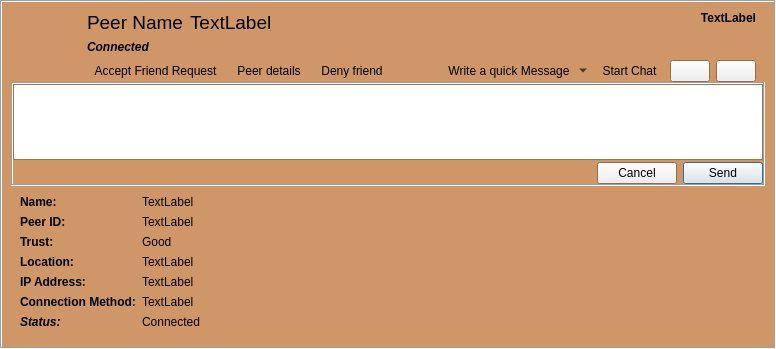
Before: the Qt Designer form retroshare-gui/src/gui/feeds/SecurityItem.ui in RetroShare/RetroShare, drawn with Qt 5.
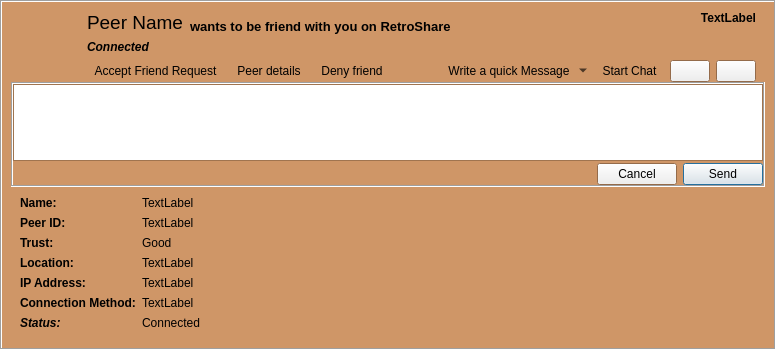
After: the same form once the commit is applied. Icons and pictures are not drawn. Custom widgets are drawn as their Qt base class.

Commit message: Fixed display of "TextLabel" in SecurityItem.

```diff
--- a/retroshare-gui/src/gui/feeds/SecurityItem.ui
+++ b/retroshare-gui/src/gui/feeds/SecurityItem.ui
@@ -143,21 +143,23 @@
            <item row="0" column="1">
             <widget class="QLabel" name="requestLabel">
              <property name="sizePolicy">
-              <sizepolicy hsizetype="MinimumExpanding" vsizetype="Preferred">
+              <sizepolicy hsizetype="MinimumExpanding" vsizetype="Minimum">
                <horstretch>0</horstretch>
                <verstretch>0</verstretch>
               </sizepolicy>
              </property>
              <property name="font">
               <font>
-               <pointsize>14</pointsize>
+               <pointsize>10</pointsize>
+               <weight>75</weight>
+               <bold>true</bold>
               </font>
              </property>
              <property name="text">
-              <string notr="true">TextLabel</string>
+              <string>wants to be friend with you on RetroShare</string>
              </property>
              <property name="alignment">
-              <set>Qt::AlignLeading|Qt::AlignLeft|Qt::AlignVCenter</set>
+              <set>Qt::AlignBottom|Qt::AlignLeading|Qt::AlignLeft</set>
              </property>
              <property name="wordWrap">
               <bool>true</bool>
```
The commit also changes 2 other files.
